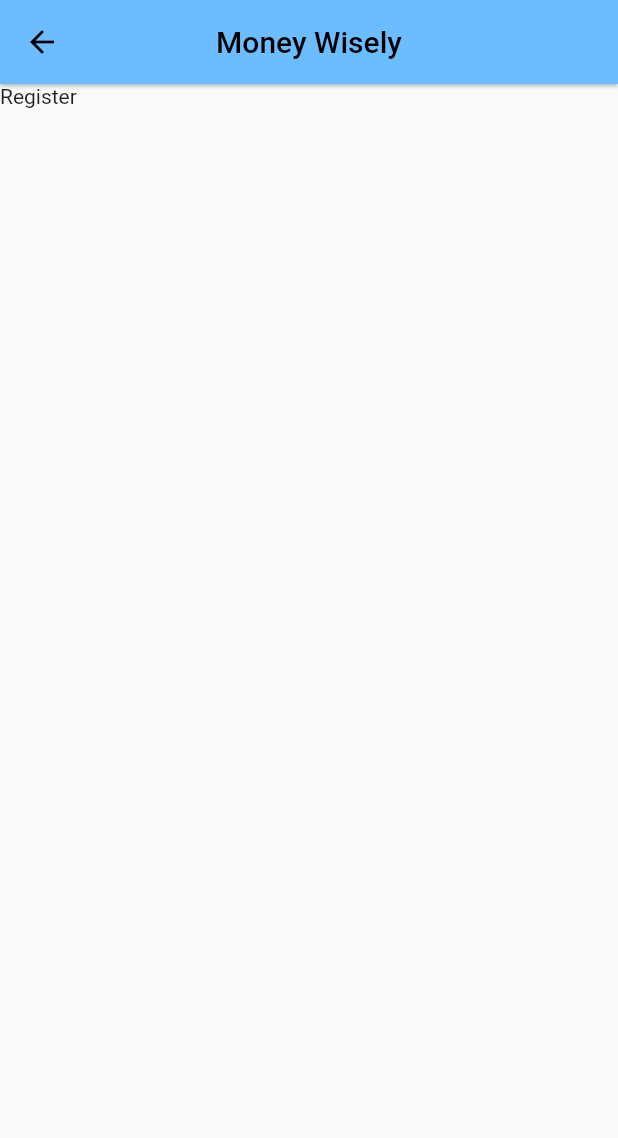
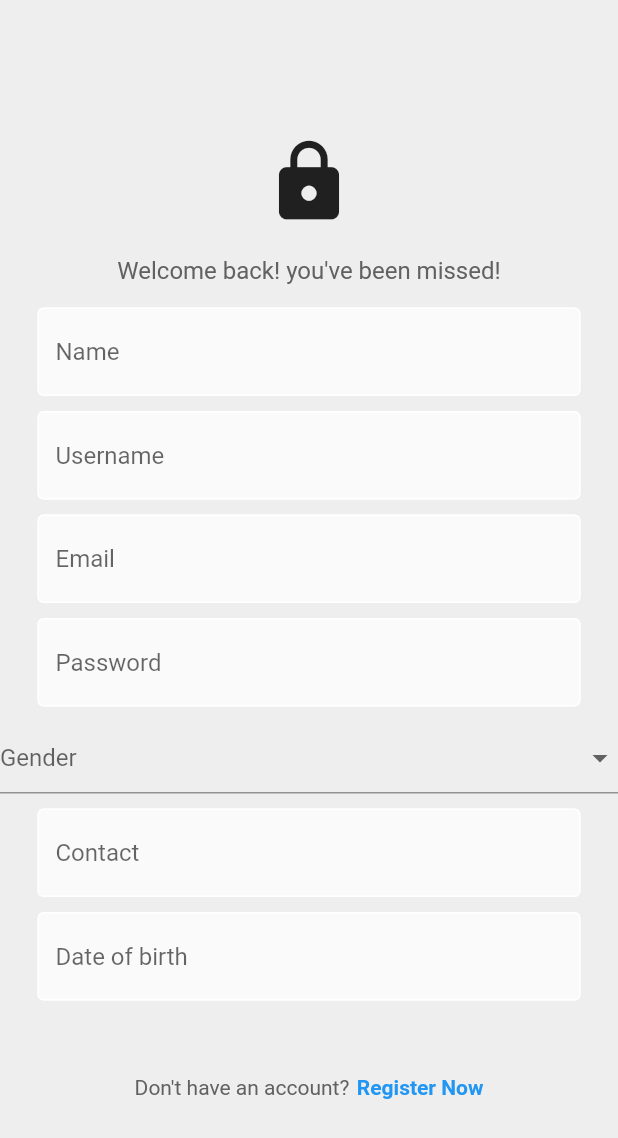
Before and after one commit to shaileshhb/budget-planner-flutter, a Flutter app: the Register screen opened directly, on a phone screen of 412 x 824 dp. Shown: the top 1138 px of the screen. Run offline on Flutter 3.47's test engine with Material 2 defaults, Android fonts, the phone set to English and light mode, and no system bars.

Commit message:
Register page added

```diff
--- /dev/null
+++ b/lib/models/login_request.dart
@@ -0,0 +1,30 @@
+// To parse this JSON data, do
+//
+//     final login = loginFromJson(jsonString);
+
+import 'dart:convert';
+
+LoginRequest loginFromJson(String str) =>
+    LoginRequest.fromJson(json.decode(str));
+
+String loginToJson(LoginRequest data) => json.encode(data.toJson());
+
+class LoginRequest {
+  LoginRequest({
+    required this.username,
+    required this.password,
+  });
+
+  String username;
+  String password;
+
+  factory LoginRequest.fromJson(Map<String, dynamic> json) => LoginRequest(
+        username: json["username"],
+        password: json["password"],
+      );
+
+  Map<String, dynamic> toJson() => {
+        "username": username,
+        "password": password,
+      };
+}
--- /dev/null
+++ b/lib/models/login_response.dart
@@ -0,0 +1,38 @@
+// To parse this JSON data, do
+//
+//     final loginResponse = loginResponseFromJson(jsonString);
+
+import 'dart:convert';
+
+LoginResponse loginResponseFromJson(String str) =>
+    LoginResponse.fromJson(json.decode(str));
+
+String loginResponseToJson(LoginResponse data) => json.encode(data.toJson());
+
+class LoginResponse {
+  LoginResponse({
+    required this.userId,
+    required this.name,
+    required this.email,
+    required this.token,
+  });
+
+  String userId;
+  String name;
+  String email;
+  String token;
+
+  factory LoginResponse.fromJson(Map<String, dynamic> json) => LoginResponse(
+        userId: json["userID"],
+        name: json["name"],
+        email: json["email"],
+        token: json["token"],
+      );
+
+  Map<String, dynamic> toJson() => {
+        "userID": userId,
+        "name": name,
+        "email": email,
+        "token": token,
+      };
+}
--- /dev/null
+++ b/lib/screens/authenticate/components/signupDropdown.dart
@@ -0,0 +1,35 @@
+import 'package:flutter/material.dart';
+
+class DropdownField extends StatelessWidget {
+  // final controller;
+  final String? selectedValue;
+  final List<String>? items;
+  final String hintText;
+  final Function(String?)? onChanged;
+  // final Object? selectedValue;
+
+  DropdownField({
+    super.key,
+    required this.items,
+    this.selectedValue,
+    required this.hintText,
+    required this.onChanged,
+  });
+
+  @override
+  Widget build(BuildContext context) {
+    return DropdownButtonFormField(
+      value: selectedValue,
+      items: items
+          ?.map(
+            (e) => DropdownMenuItem(
+              value: e,
+              child: Text(e),
+            ),
+          )
+          .toList(),
+      onChanged: onChanged,
+      hint: Text(hintText),
+    );
+  }
+}
--- a/lib/screens/authenticate/signup.dart
+++ b/lib/screens/authenticate/signup.dart
@@ -1,4 +1,7 @@
+import 'package:budget_planner_flutter/screens/authenticate/components/signupDropdown.dart';
 import 'package:flutter/material.dart';
+
+import 'components/loginFormField.dart';
 
 class Register extends StatefulWidget {
   const Register({Key? key}) : super(key: key);
@@ -8,20 +11,151 @@
 }
 
 class _RegisterState extends State<Register> {
+  final nameController = TextEditingController();
+  final emailController = TextEditingController();
+  final usernameController = TextEditingController();
+  final passwordController = TextEditingController();
+  final genderController = TextEditingController();
+  final dateOfBirthController = TextEditingController();
+  final contactController = TextEditingController();
+
+  final genderList = ["Male", "Female", "Other"];
+
+  genderListState() {
+    selectedValue = genderList[0];
+  }
+
+  String? selectedValue = "";
+
+  onGenderChange(String? gender) {
+    setState(() {
+      selectedValue = gender;
+    });
+  }
+
   @override
   Widget build(BuildContext context) {
     return Scaffold(
-      appBar: AppBar(
-        backgroundColor: const Color.fromRGBO(108, 189, 255, 1),
-        title: const Text("Money Wisely"),
-        centerTitle: true,
-        elevation: 1,
-      ),
-      body: Column(
-        crossAxisAlignment: CrossAxisAlignment.center,
-        children: const [
-          Text("Register"),
-        ],
+      backgroundColor: Colors.grey[200],
+      body: SafeArea(
+        child: Center(
+          child: Column(
+            mainAxisAlignment: MainAxisAlignment.center,
+            children: <Widget>[
+              // const SizedBox(height: 25),
+
+              // logo
+              const Icon(
+                Icons.lock,
+                size: 60,
+              ),
+
+              const SizedBox(height: 20),
+
+              // welcome message
+              Text(
+                "Welcome back! you've been missed!",
+                style: TextStyle(
+                  color: Colors.grey[700],
+                  fontSize: 16,
+                ),
+              ),
+
+              const SizedBox(height: 15),
+
+              // register form
+              LoginFormField(
+                controller: nameController,
+                hintText: "Name",
+                obscureText: false,
+              ),
+
+              const SizedBox(height: 10),
+
+              LoginFormField(
+                controller: usernameController,
+                hintText: "Username",
+                obscureText: false,
+              ),
+
+              const SizedBox(height: 10),
+
+              LoginFormField(
+                controller: emailController,
+                hintText: "Email",
+                obscureText: false,
+              ),
+
+              const SizedBox(height: 10),
+
+              LoginFormField(
+                controller: passwordController,
+                hintText: "Password",
+                obscureText: true,
+              ),
+
+              const SizedBox(height: 10),
+
+              // LoginFormField(
+              //   controller: genderController,
+              //   hintText: "Gender",
+              //   obscureText: false,
+              // ),
+
+              // controller: genderController,
+              DropdownField(
+                items: genderList,
+                selectedValue: selectedValue,
+                hintText: "Gender",
+                onChanged: onGenderChange,
+              ),
+
+              const SizedBox(height: 10),
+
+              LoginFormField(
+                controller: contactController,
+                hintText: "Contact",
+                obscureText: false,
+              ),
+
+              const SizedBox(height: 10),
+
+              LoginFormField(
+                controller: dateOfBirthController,
+                hintText: "Date of birth",
+                obscureText: false,
+              ),
+
+              const SizedBox(height: 20),
+
+              // login button
+              // LoginButton(onTap: userLogin),
+
+              const SizedBox(height: 30),
+
+              // redirect to register
+              Row(
+                mainAxisAlignment: MainAxisAlignment.center,
+                children: const <Widget>[
+                  Text(
+                    "Don't have an account?",
+                    style: TextStyle(
+                      color: Color.fromRGBO(97, 97, 97, 1),
+                    ),
+                  ),
+                  SizedBox(width: 5),
+                  Text(
+                    "Register Now",
+                    style: TextStyle(
+                      color: Colors.blue,
+                      fontWeight: FontWeight.bold,
+                    ),
+                  ),
+                ],
+              ),
+            ],
+          ),
+        ),
       ),
     );
   }
--- a/pubspec.yaml
+++ b/pubspec.yaml
@@ -33,6 +33,7 @@
   # The following adds the Cupertino Icons font to your application.
   # Use with the CupertinoIcons class for iOS style icons.
   cupertino_icons: ^1.0.2
+  http: ^0.13.5
 
 dev_dependencies:
   flutter_test:
```
Also changed, not shown: lib/main.dart (+6 -6 lines), lib/screens/authenticate/login.dart (+40 -40 lines), lib/services/user_login.dart (added, +21 -0 lines), pubspec.lock.
